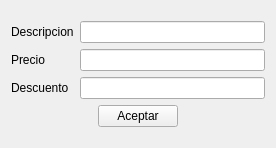
This is extras/ui_trabajosextras.ui in rodety/Jireh as Qt 5 draws it before an edit. The edited form follows.
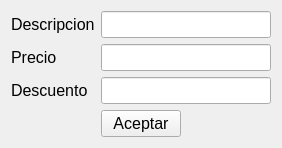
This is the edited form.

Diff of the .ui file:
```diff
--- a/extras/ui_trabajosextras.ui
+++ b/extras/ui_trabajosextras.ui
@@ -10,6 +10,11 @@
     <height>148</height>
    </rect>
   </property>
+  <property name="font">
+   <font>
+    <pointsize>12</pointsize>
+   </font>
+  </property>
   <property name="windowTitle">
    <string>Form</string>
   </property>
```
